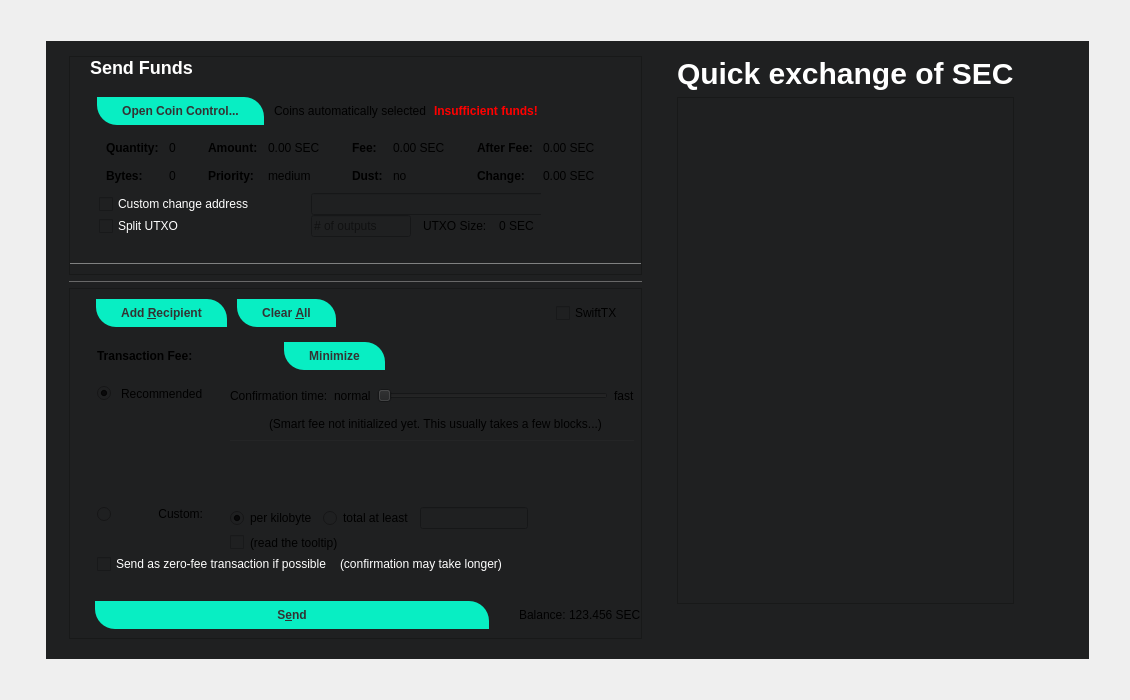
The window that src/qt/forms/sendcoinsdialog.ui (laurobeleche/Ensurance) describes before a commit, drawn with Qt 5.
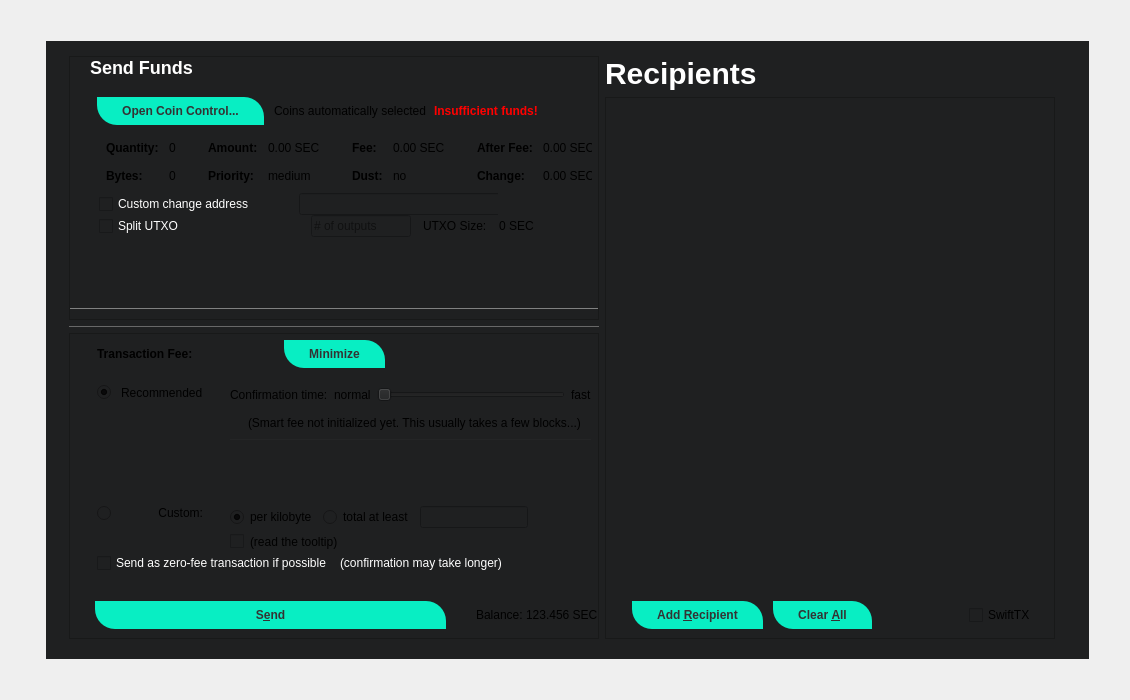
The same window after the commit. Icons and pictures are not drawn. Custom widgets are drawn as their Qt base class.

```diff
--- a/src/qt/forms/sendcoinsdialog.ui
+++ b/src/qt/forms/sendcoinsdialog.ui
@@ -920,144 +920,6 @@
                <property name="bottomMargin">
                 <number>0</number>
                </property>
-               <item>
-                <layout class="QHBoxLayout" name="horizontalLayout_2">
-                 <property name="leftMargin">
-                  <number>24</number>
-                 </property>
-                 <property name="topMargin">
-                  <number>8</number>
-                 </property>
-                 <property name="bottomMargin">
-                  <number>7</number>
-                 </property>
-                 <item>
-                  <widget class="QPushButton" name="addButton">
-                   <property name="toolTip">
-                    <string>Send to multiple recipients at once</string>
-                   </property>
-                   <property name="styleSheet">
-                    <string notr="true"> .QPushButton {
-  background-color: #08EEC3;
-	border: 0;
-	color:#333;
-	font-size:12px;
-	font-weight:bold;
-	padding-left:25px;
-	padding-right:25px;
-	padding-top:1px;
-	padding-bottom:1px;
-	height: 26px;
-	margin: 2px;
-	border-top-right-radius: 20px;
-	border-bottom-left-radius: 20px;
-}
-
-
- .QPushButton:hover {
-background-color: #07BC9C;
-}
-
- .QPushButton:pressed{
-background-color: #09D9B7;
-	border:1px solid #333333;
-}
-</string>
-                   </property>
-                   <property name="text">
-                    <string>Add &amp;Recipient</string>
-                   </property>
-                   <property name="icon">
-                    <iconset resource="../insurance.qrc">
-                     <normaloff>:/icons/add</normaloff>:/icons/add</iconset>
-                   </property>
-                   <property name="autoDefault">
-                    <bool>false</bool>
-                   </property>
-                  </widget>
-                 </item>
-                 <item>
-                  <widget class="QPushButton" name="clearButton">
-                   <property name="sizePolicy">
-                    <sizepolicy hsizetype="Minimum" vsizetype="Fixed">
-                     <horstretch>0</horstretch>
-                     <verstretch>0</verstretch>
-                    </sizepolicy>
-                   </property>
-                   <property name="toolTip">
-                    <string>Clear all fields of the form.</string>
-                   </property>
-                   <property name="styleSheet">
-                    <string notr="true"> .QPushButton {
-  background-color: #08EEC3;
-	border: 0;
-	color:#333;
-	font-size:12px;
-	font-weight:bold;
-	padding-left:25px;
-	padding-right:25px;
-	padding-top:1px;
-	padding-bottom:1px;
-	height: 26px;
-	margin: 2px;
-	border-top-right-radius: 20px;
-	border-bottom-left-radius: 20px;
-}
-
-
- .QPushButton:hover {
-background-color: #07BC9C;
-}
-
- .QPushButton:pressed{
-background-color: #09D9B7;
-	border:1px solid #333333;
-}
-</string>
-                   </property>
-                   <property name="text">
-                    <string>Clear &amp;All</string>
-                   </property>
-                   <property name="icon">
-                    <iconset resource="../insurance.qrc">
-                     <normaloff>:/icons/remove</normaloff>:/icons/remove</iconset>
-                   </property>
-                   <property name="autoDefault">
-                    <bool>false</bool>
-                   </property>
-                  </widget>
-                 </item>
-                 <item>
-                  <spacer name="horizontalSpacer">
-                   <property name="orientation">
-                    <enum>Qt::Horizontal</enum>
-                   </property>
-                   <property name="sizeHint" stdset="0">
-                    <size>
-                     <width>40</width>
-                     <height>20</height>
-                    </size>
-                   </property>
-                  </spacer>
-                 </item>
-                 <item>
-                  <widget class="QCheckBox" name="checkSwiftTX">
-                   <property name="enabled">
-                    <bool>true</bool>
-                   </property>
-                   <property name="minimumSize">
-                    <size>
-                     <width>85</width>
-                     <height>0</height>
-                    </size>
-                   </property>
-                   <property name="text">
-                    <string>SwiftTX</string>
-                   </property>
-                  </widget>
-                 </item>
-                </layout>
-               </item>
               </layout>
              </item>
              <item>
@@ -1852,10 +1714,10 @@
           <item>
            <layout class="QVBoxLayout" name="verticalLayout">
             <property name="leftMargin">
-             <number>29</number>
+             <number>0</number>
             </property>
             <property name="rightMargin">
-             <number>41</number>
+             <number>0</number>
             </property>
             <item>
              <widget class="QLabel" name="label_2">
@@ -1869,82 +1731,207 @@
                <string notr="true">color:#fff; font-size:30px; font-weight:bold;</string>
               </property>
               <property name="text">
-               <string>Quick exchange of SEC</string>
+               <string>Recipients</string>
               </property>
              </widget>
             </item>
             <item>
-             <layout class="QVBoxLayout" name="verticalLayout_4">
-              <property name="spacing">
-               <number>20</number>
+             <widget class="QScrollArea" name="scrollArea">
+              <property name="minimumSize">
+               <size>
+                <width>450</width>
+                <height>500</height>
+               </size>
               </property>
-              <property name="topMargin">
-               <number>0</number>
+              <property name="styleSheet">
+               <string notr="true"/>
               </property>
-              <property name="bottomMargin">
-               <number>35</number>
+              <property name="widgetResizable">
+               <bool>true</bool>
               </property>
-              <item>
-               <widget class="QScrollArea" name="scrollArea">
-                <property name="minimumSize">
-                 <size>
-                  <width>0</width>
-                  <height>400</height>
-                 </size>
+              <widget class="QWidget" name="scrollAreaWidgetContents">
+               <property name="geometry">
+                <rect>
+                 <x>0</x>
+                 <y>0</y>
+                 <width>448</width>
+                 <height>534</height>
+                </rect>
+               </property>
+               <layout class="QVBoxLayout" name="verticalLayout_2" stretch="0,1,0">
+                <property name="leftMargin">
+                 <number>0</number>
                 </property>
-                <property name="styleSheet">
-                 <string notr="true"/>
+                <property name="topMargin">
+                 <number>0</number>
                 </property>
-                <property name="widgetResizable">
-                 <bool>true</bool>
+                <property name="rightMargin">
+                 <number>0</number>
                 </property>
-                <widget class="QWidget" name="scrollAreaWidgetContents">
-                 <property name="geometry">
-                  <rect>
-                   <x>0</x>
-                   <y>0</y>
-                   <width>340</width>
-                   <height>498</height>
-                  </rect>
-                 </property>
-                 <layout class="QVBoxLayout" name="verticalLayout_2" stretch="0,1">
+                <property name="bottomMargin">
+                 <number>0</number>
+                </property>
+                <item>
+                 <layout class="QVBoxLayout" name="entries">
+                  <property name="spacing">
+                   <number>6</number>
+                  </property>
+                 </layout>
+                </item>
+                <item>
+                 <spacer name="verticalSpacer">
+                  <property name="orientation">
+                   <enum>Qt::Vertical</enum>
+                  </property>
+                  <property name="sizeHint" stdset="0">
+                   <size>
+                    <width>20</width>
+                    <height>40</height>
+                   </size>
+                  </property>
+                 </spacer>
+                </item>
+                <item>
+                 <layout class="QHBoxLayout" name="horizontalLayout_2">
                   <property name="leftMargin">
-                   <number>0</number>
+                   <number>24</number>
                   </property>
                   <property name="topMargin">
-                   <number>0</number>
-                  </property>
-                  <property name="rightMargin">
-                   <number>0</number>
+                   <number>8</number>
                   </property>
                   <property name="bottomMargin">
-                   <number>0</number>
+                   <number>7</number>
                   </property>
                   <item>
-                   <layout class="QVBoxLayout" name="entries">
-                    <property name="spacing">
-                     <number>6</number>
+                   <widget class="QPushButton" name="addButton">
+                    <property name="toolTip">
+                     <string>Send to multiple recipients at once</string>
                     </property>
-                   </layout>
+                    <property name="styleSheet">
+                     <string notr="true"> .QPushButton {
+  background-color: #08EEC3;
+	border: 0;
+	color:#333;
+	font-size:12px;
+	font-weight:bold;
+	padding-left:25px;
+	padding-right:25px;
+	padding-top:1px;
+	padding-bottom:1px;
+	height: 26px;
+	margin: 2px;
+	border-top-right-radius: 20px;
+	border-bottom-left-radius: 20px;
+}
+
+
+ .QPushButton:hover {
+background-color: #07BC9C;
+}
+
+ .QPushButton:pressed{
+background-color: #09D9B7;
+	border:1px solid #333333;
+}
+</string>
+                    </property>
+                    <property name="text">
+                     <string>Add &amp;Recipient</string>
+                    </property>
+                    <property name="icon">
+                     <iconset resource="../insurance.qrc">
+                      <normaloff>:/icons/add</normaloff>:/icons/add</iconset>
+                    </property>
+                    <property name="autoDefault">
+                     <bool>false</bool>
+                    </property>
+                   </widget>
                   </item>
                   <item>
-                   <spacer name="verticalSpacer">
+                   <widget class="QPushButton" name="clearButton">
+                    <property name="sizePolicy">
+                     <sizepolicy hsizetype="Minimum" vsizetype="Fixed">
+                      <horstretch>0</horstretch>
+                      <verstretch>0</verstretch>
+                     </sizepolicy>
+                    </property>
+                    <property name="toolTip">
+                     <string>Clear all fields of the form.</string>
+                    </property>
+                    <property name="styleSheet">
+                     <string notr="true"> .QPushButton {
+  background-color: #08EEC3;
+	border: 0;
+	color:#333;
+	font-size:12px;
+	font-weight:bold;
+	padding-left:25px;
+	padding-right:25px;
+	padding-top:1px;
+	padding-bottom:1px;
+	height: 26px;
+	margin: 2px;
+	border-top-right-radius: 20px;
+	border-bottom-left-radius: 20px;
+}
+
+
+ .QPushButton:hover {
+background-color: #07BC9C;
+}
+
+ .QPushButton:pressed{
+background-color: #09D9B7;
+	border:1px solid #333333;
+}
+</string>
+                    </property>
+                    <property name="text">
+                     <string>Clear &amp;All</string>
+                    </property>
+                    <property name="icon">
+                     <iconset resource="../insurance.qrc">
+                      <normaloff>:/icons/remove</normaloff>:/icons/remove</iconset>
+                    </property>
+                    <property name="autoDefault">
+                     <bool>false</bool>
+                    </property>
+                   </widget>
+                  </item>
+                  <item>
+                   <spacer name="horizontalSpacer">
                     <property name="orientation">
-                     <enum>Qt::Vertical</enum>
+                     <enum>Qt::Horizontal</enum>
                     </property>
                     <property name="sizeHint" stdset="0">
                      <size>
-                      <width>20</width>
-                      <height>40</height>
+                      <width>40</width>
+                      <height>20</height>
                      </size>
                     </property>
                    </spacer>
                   </item>
+                  <item>
+                   <widget class="QCheckBox" name="checkSwiftTX">
+                    <property name="enabled">
+                     <bool>true</bool>
+                    </property>
+                    <property name="minimumSize">
+                     <size>
+                      <width>85</width>
+                      <height>0</height>
+                     </size>
+                    </property>
+                    <property name="text">
+                     <string>SwiftTX</string>
+                    </property>
+                   </widget>
+                  </item>
                  </layout>
-                </widget>
-               </widget>
-              </item>
-             </layout>
+                </item>
+               </layout>
+              </widget>
+             </widget>
             </item>
            </layout>
           </item>
```
